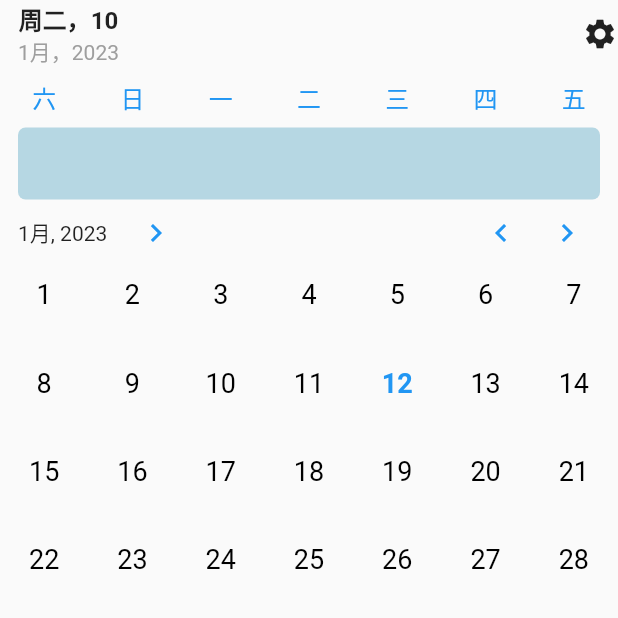
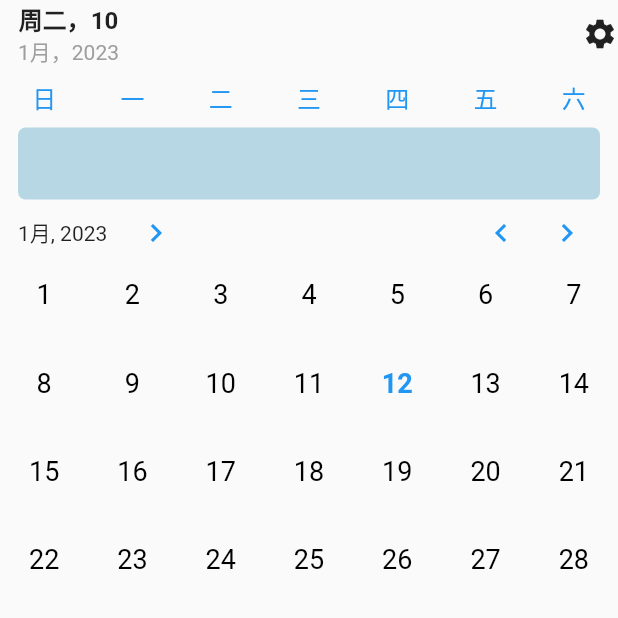
Before and after one commit to lemos1235/walden, a Flutter app: the screen it shows after launch, after a tap on the "keyboard arrow left" icon, on a phone screen of 412 x 824 dp, the top half of it. Run offline on Flutter 3.47's test engine with Material 2 defaults, Android fonts, the phone set to English and light mode, and no system bars.

Commit message:
Fix calendar exception

```diff
--- a/lib/widgets/calendar/calendar_bar.dart
+++ b/lib/widgets/calendar/calendar_bar.dart
@@ -71,7 +71,8 @@ class _CalendarBarState extends State<CalendarBar> {
         SlidingPanel(
           maxHeight: 400,
           builder: (BuildContext context, AnimationController ac) {
-            return Wrap(
+            return ListView(
+              physics: NeverScrollableScrollPhysics(),
               children: [
                 Padding(
                   padding: const EdgeInsets.only(left: 12, right: 12, top: 10, bottom: 0),
@@ -94,7 +95,7 @@ class _CalendarBarState extends State<CalendarBar> {
 
   List<Widget> getWeekDayNameUI() {
     final List<Widget> listUI = <Widget>[];
-    for (int i = 6; i < 13; i++) {
+    for (int i = 0; i < 7; i++) {
       listUI.add(
         Expanded(
           child: Center(
```
